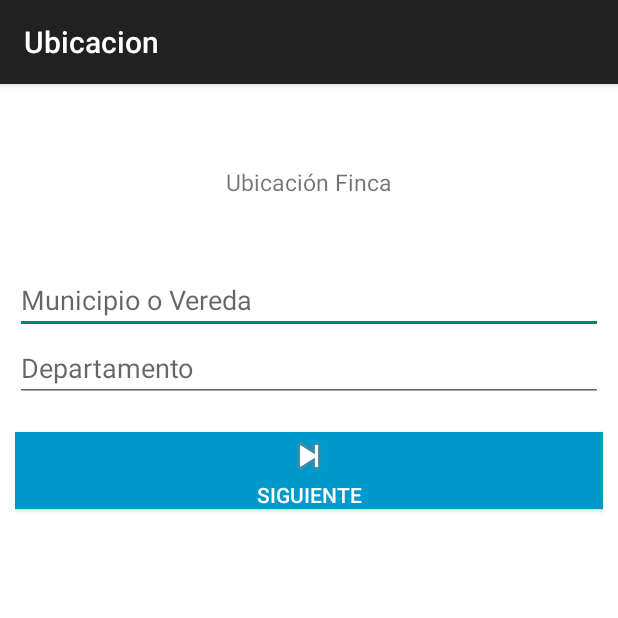
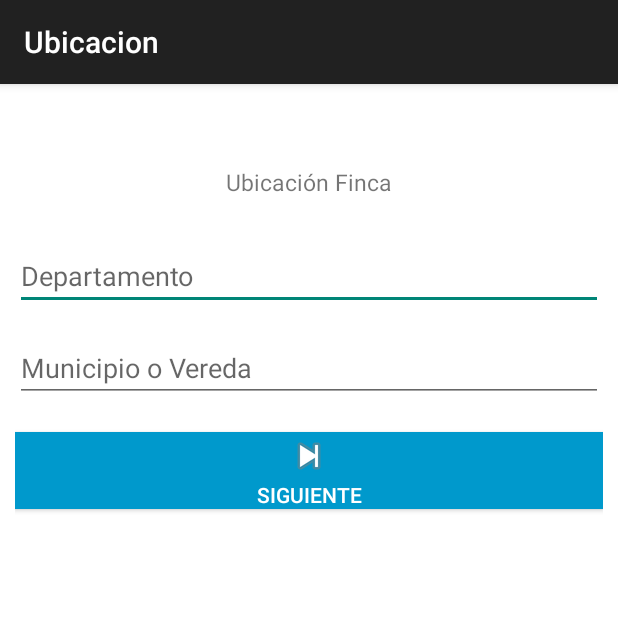
Before and after one commit to WybleTeam/ProcesAgroAndroidFull, an Android app: the Call_Form2Activity screen opened directly, with no data from a screen before it, on a phone screen of 412 x 824 dp, the top half of it. Run offline under Robolectric (Android 15) with nearby library versions, the phone set to English and light mode, and no system bars; 4 statements that could not run were skipped.

Commit message:
Ajustes en app

```diff
--- a/app/src/main/AndroidManifest.xml
+++ b/app/src/main/AndroidManifest.xml
@@ -126,5 +126,6 @@
     </application>
 
     <uses-permission android:name="android.permission.INTERNET" />
+    <uses-permission android:name="android.permission.ACCESS_NETWORK_STATE" />
 
 </manifest>
--- a/app/src/main/java/com/wyble/procesagro/MainActivity.java
+++ b/app/src/main/java/com/wyble/procesagro/MainActivity.java
@@ -168,13 +168,17 @@ public class MainActivity extends ActionBarActivity{
         Integer ANDROID_VERSION = android.os.Build.VERSION.SDK_INT;
         Log.d("ANDROID-VERSION", "=====>" + ANDROID_VERSION);
 
-        if(ANDROID_VERSION > 10){
+        if(ANDROID_VERSION >= 11){
             Log.d("Version-validator", "Version superior a 10");
             Timer myTimer = new Timer();
             myTimer.schedule(new TimerTask() {
                 @Override
                 public void run() {
-                    new AsyncWS().execute();
+                    runOnUiThread(new Runnable() {
+                        public void run() {
+                            new AsyncWS().execute();
+                        }
+                    });
                 }
             }, 0, 5000);
         }else{
--- a/app/src/main/res/layout/activity_call__form2.xml
+++ b/app/src/main/res/layout/activity_call__form2.xml
@@ -40,15 +40,6 @@
             android:textSize="15dp" />
 
         <EditText
-            android:id="@+id/municipio"
-            android:layout_width="match_parent"
-            android:layout_height="wrap_content"
-            android:maxLength="30"
-            android:layout_gravity="center_horizontal"
-            android:layout_marginTop="@dimen/activity_vertical_margin"
-            android:hint="Municipio o Vereda" />
-
-        <EditText
             android:id="@+id/departamento"
             android:layout_width="match_parent"
             android:layout_height="wrap_content"
@@ -57,6 +48,22 @@
             android:maxLength="30"
             android:hint="Departamento"
             android:inputType="textPersonName" />
+
+        <!--<Spinner
+            android:layout_width="match_parent"
+            android:layout_height="46dp"
+            android:id="@+id/spinner_states"
+            android:layout_gravity="center_horizontal"
+            android:spinnerMode="dialog"
+            android:entries="@array/states_list"/>-->
+
+        <EditText
+            android:id="@+id/municipio"
+            android:layout_width="match_parent"
+            android:layout_height="wrap_content"
+            android:maxLength="30"
+            android:layout_marginTop="@dimen/activity_vertical_margin"
+            android:hint="Municipio o Vereda" />
 
         <Button
             android:id="@+id/form2_next"
--- a/app/src/main/res/layout/activity_call__form4.xml
+++ b/app/src/main/res/layout/activity_call__form4.xml
@@ -66,7 +66,7 @@
                         android:layout_height="wrap_content"
                         android:layout_gravity="center_horizontal"
                         android:layout_marginTop="@dimen/activity_vertical_margin_top"
-                        android:text="Mayores de 1 Año"
+                        android:text="Menores de 1 Año"
                         android:textAppearance="?android:attr/textAppearanceSmall" />
 
                     <TextView
--- a/app/src/main/res/layout/activity_call__form5.xml
+++ b/app/src/main/res/layout/activity_call__form5.xml
@@ -65,7 +65,7 @@
                         android:layout_height="wrap_content"
                         android:layout_gravity="center_horizontal"
                         android:layout_marginTop="@dimen/activity_vertical_margin_top"
-                        android:text="Mayores de 1 Año"
+                        android:text="Menores de 1 Año"
                         android:textAppearance="?android:attr/textAppearanceSmall" />
 
                     <TextView
--- a/app/src/main/res/layout/activity_call_finish.xml
+++ b/app/src/main/res/layout/activity_call_finish.xml
@@ -47,7 +47,7 @@
                 android:hint="justificación..."
                 android:singleLine="true" />
 
-            <TextView
+            <!--<TextView
                 android:id="@+id/textView2"
                 android:layout_width="fill_parent"
                 android:layout_height="wrap_content"
@@ -63,7 +63,7 @@
                 android:layout_gravity="center_horizontal"
                 android:layout_weight="0.11"
                 android:text="Lorem ipsum dolor sit amet, consectetur adipiscing elit, sed do eiusmod tempor incididunt ut labore et dolore magna aliqua. Ut enim ad minim veniam, quis nostrud exercitation ullamco laboris nisi ut aliquip ex ea commodo consequat. Duis aute irure dolor in reprehenderit in voluptate velit esse cillum dolore eu fugiat nulla pariatur. Excepteur sint occaecat cupidatat non proident, sunt in culpa qui officia deserunt mollit anim id est laborum."
-                android:textAppearance="?android:attr/textAppearanceSmall" />
+                android:textAppearance="?android:attr/textAppearanceSmall" />-->
 
             <CheckBox
                 android:id="@+id/terminos"
--- /dev/null
+++ b/app/src/main/res/values/states.xml
@@ -0,0 +1,37 @@
+<?xml version="1.0" encoding="utf-8"?>
+<resources>
+    <string-array name="states_list">
+        <item>Amazonas</item>
+        <item>Antioquia</item>
+        <item>Arauca</item>
+        <item>Atlántico</item>
+        <item>Bolívar</item>
+        <item>Boyacá</item>
+        <item>Caldas</item>
+        <item>Caquetá</item>
+        <item>Casanare</item>
+        <item>Cauca</item>
+        <item>Cesar</item>
+        <item>Chocó</item>
+        <item>Córdoba</item>
+        <item>Cundinamarca</item>
+        <item>Güainia</item>
+        <item>Guaviare</item>
+        <item>Huila</item>
+        <item>La Guajira</item>
+        <item>Magdalena</item>
+        <item>Meta</item>
+        <item>Nariño</item>
+        <item>Norte de Santander</item>
+        <item>Putumayo</item>
+        <item>Quindío</item>
+        <item>Risaralda</item>
+        <item>San Andrés y Providencia</item>
+        <item>Santander</item>
+        <item>Sucre</item>
+        <item>Tolima</item>
+        <item>Valle del Cauca</item>
+        <item>Vaupés</item>
+        <item>Vichada</item>
+    </string-array>
+</resources>
```
Also changed, not shown: app/src/main/java/com/wyble/procesagro/CallFinishActivity.java (+22 -6 lines), 2 other files.
